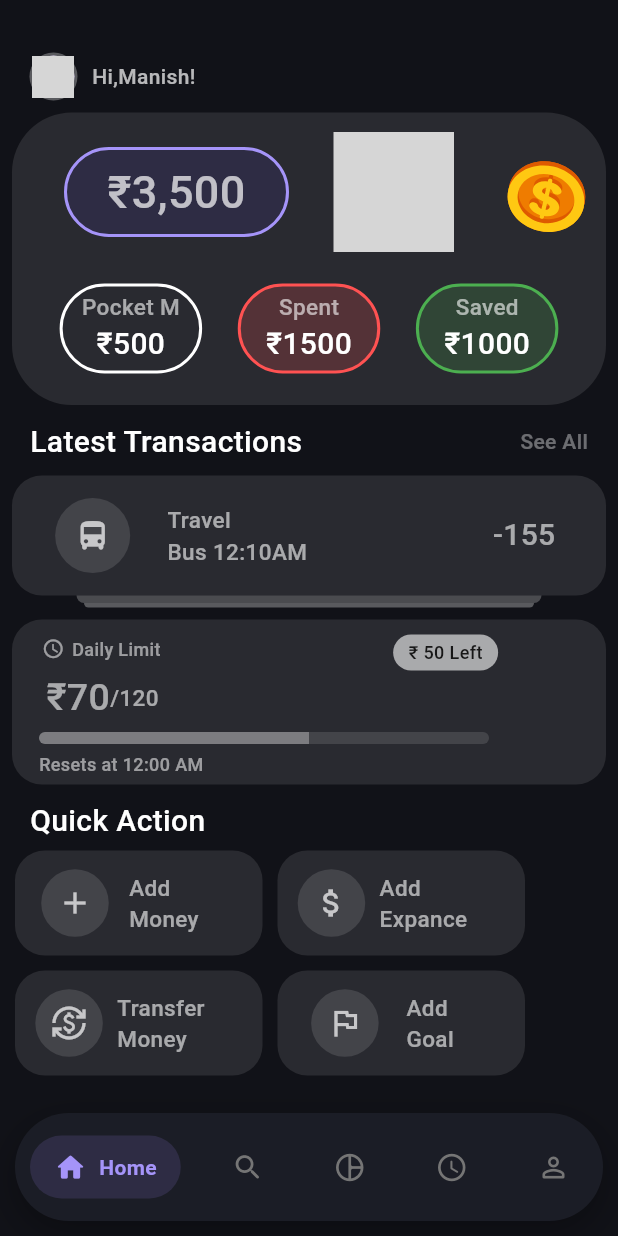
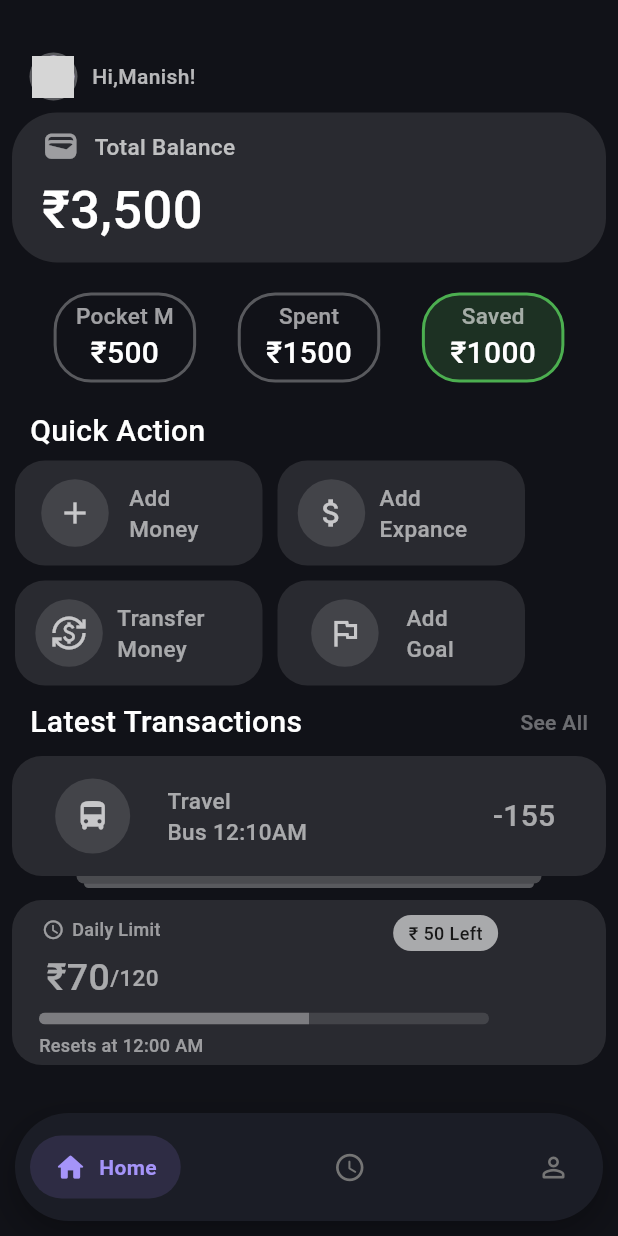
Before and after one commit to kumarmanish24-tech/MYPOCKET1, a Flutter app: the screen it shows after launch, on a phone screen of 412 x 824 dp. Run offline on Flutter 3.47's test engine with Material 3 defaults, Android fonts, the phone set to English and light mode, and no system bars; our stand-ins replace lottie; network calls fail; grey boxes are pictures that could not be loaded.

Commit message:
update home page add Total Balance

```diff
--- a/lib/ui/home.dart
+++ b/lib/ui/home.dart
@@ -17,8 +17,8 @@ class _FloatingNavBarScreenState extends State<FloatingNavBarScreen> {
   // Icons matching your image layout
   final List<NavItemData> _navItems = [
     NavItemData(icon: Icons.home_rounded, label: 'Home'),
-    NavItemData(icon: Icons.search_rounded, label: 'Search'),
-    NavItemData(icon: Icons.pie_chart_outline_rounded, label: 'Stats'),
+
+    // NavItemData(icon: Icons.pie_chart_outline_rounded, label: 'Stats'),
     NavItemData(icon: Icons.access_time_rounded, label: 'History'),
     NavItemData(icon: Icons.person_outline_rounded, label: 'Profile'),
   ];
@@ -27,8 +27,8 @@ class _FloatingNavBarScreenState extends State<FloatingNavBarScreen> {
   final List<Widget> _pages = const [
     homeui(),
     Center(child: Text('Search Screen', style: TextStyle(color: Colors.white, fontSize: 20))),
-    Center(child: Text('Stats Screen', style: TextStyle(color: Colors.white, fontSize: 20))),
-    Center(child: Text('History Screen', style: TextStyle(color: Colors.white, fontSize: 20))),
+
+    // Center(child: Text('History Screen', style: TextStyle(color: Colors.white, fontSize: 20))),
     Center(child: Text('Profile Screen', style: TextStyle(color: Colors.white, fontSize: 20))),
   ];
 
@@ -194,75 +194,49 @@ class _homeuiState extends State<homeui> {
               padding: const EdgeInsets.only(left: 8.0,right: 8,top: 5),
               child: Container(
                 width: double.infinity,
-                height: 195,
+                height: 100,
                 decoration: BoxDecoration(
                   color: Colors.white10, // Note: Color must be inside BoxDecoration when using decoration
 
-                  borderRadius: BorderRadius.circular(40.0), // Adjust the double value for more/less curve
+                  borderRadius: BorderRadius.circular(30.0), // Adjust the double value for more/less curve
                 ),
-                child: Column(mainAxisAlignment: MainAxisAlignment.spaceEvenly,
+                child: Column(mainAxisAlignment: MainAxisAlignment.center,
+                  crossAxisAlignment: CrossAxisAlignment.start,
                   children: [
-                    Row(mainAxisAlignment: MainAxisAlignment.spaceBetween,
+                    SizedBox(
+                      height: 80,
+                      child: Column(
                         children: [
-                        SizedBox(width: 5,),
-                        Padding(
-                          padding: const EdgeInsets.all(8.0),
-                          child: Container(
-                            width: 150,
-                            height: 60,
-                            decoration: BoxDecoration(
-                              // color: Color(0xFFA594F9),
-                              gradient: LinearGradient(
-                                colors: [Color(0xFF2E2C44), Color(0xFF2E2C44)], // Starting and ending colors
-                                begin: Alignment.topLeft,             // Gradient start point
-                                end: Alignment.bottomRight,           // Gradient end point
+                          Row(
+                            children: [
+                              SizedBox(width: 20,),
+                              Icon(Icons.wallet,color: Colors.white54,size: 25,),
+                              SizedBox(width: 10,),
+                              Text("Total Balance",style: TextStyle(fontWeight: FontWeight.w500,color: Colors.white70,fontSize: 15),),
+                            ],
                           ),
+                          SizedBox(height: 5,),
+                          Row(
+                            children: [
+                              SizedBox(width: 20,),
+                              Text("₹3,500",style: TextStyle(fontWeight: FontWeight.w500,color: Colors.white,fontSize: 35),),
+                            ],
+                          )
+                        ],
+                      ),
+                    )
 
-                              border: Border.all(
-                                color: Color(0xFFA594F9), // Border color
-                                width: 2.0,         // Border width
-                                style: BorderStyle.solid,
-                              ),
-                              // Note: Color must be inside BoxDecoration when using decoration
 
-                              borderRadius: BorderRadius.circular(40.0), // Adjust the double value for more/less curve
-                            ),
-                            child:Column(crossAxisAlignment: CrossAxisAlignment.center,
-                              mainAxisAlignment: MainAxisAlignment.center,
-                              children: [
 
-                                Center(child: Text("₹3,500",style: TextStyle(fontWeight: FontWeight.w500,color: Colors.white70,fontSize: 30),)),
 
-                              ],
+
+                  ]
                 ),
               ),
             ),
-                        SizedBox(
-                          height: 80,
-                          width: 80,
-                          child: Lottie.asset(
-                            'asset/lottiefile/3D Money Icon.json',
-                            width: 200,
-                            height: 200,
-                            fit: BoxFit.fill,
-                          ),
-                        ),
-                        SizedBox(
-                          height: 80,
-                          width: 80,
-                          child: Lottie.asset(
-                            'asset/lottiefile/Fake 3D vector coin.json',
-                            width: 200,
-                            height: 200,
-                            fit: BoxFit.fill,
-                          ),
-                        ),
-
-                      ],
-                    ),
 
             Padding(
-                      padding: const EdgeInsets.all(8.0),
+              padding: const EdgeInsets.only(left: 8.0,right: 8,top: 20,bottom: 8),
               child: Row(mainAxisAlignment: MainAxisAlignment.spaceEvenly,
                 children: [
                   Container(
@@ -271,10 +245,10 @@ class _homeuiState extends State<homeui> {
                     decoration: BoxDecoration(
                       // color: Colors.white30, // Note: Color must be inside BoxDecoration when using decoration
 
-                              borderRadius: BorderRadius.circular(40.0),
+                      borderRadius: BorderRadius.circular(25.0),
 
                       border: Border.all(
-                                color: Colors.white, // Border color
+                        color: Colors.white30, // Border color
                         width: 2.0,         // Border width
                         style: BorderStyle.solid,
                       ),// Adjust the double value for more/less curve
@@ -296,11 +270,11 @@ class _homeuiState extends State<homeui> {
                     decoration: BoxDecoration(
                       // color: Colors.white30, // Note: Color must be inside BoxDecoration when using decoration
 
-                              borderRadius: BorderRadius.circular(40.0),
-                              color: Colors.redAccent.withOpacity(0.2),
+                      borderRadius: BorderRadius.circular(25.0),
+
 
                       border: Border.all(
-                                color: Colors.redAccent, // Border color
+                        color: Colors.white30, // Border color
                         width: 2.0,         // Border width
                         style: BorderStyle.solid,
                       ),// Adjust the double value for more/less curve
@@ -322,7 +296,7 @@ class _homeuiState extends State<homeui> {
                     decoration: BoxDecoration(
                       // color: Colors.white30, // Note: Color must be inside BoxDecoration when using decoration
 
-                              borderRadius: BorderRadius.circular(40.0),
+                      borderRadius: BorderRadius.circular(25.0),
                       color: Colors.green.withOpacity(0.2),
 
                       border: Border.all(
@@ -347,10 +321,90 @@ class _homeuiState extends State<homeui> {
               ),
             ),
 
-                  ]
+            Padding(
+              padding: const EdgeInsets.only(left:20,right: 20,top: 10),
+              child: Row(mainAxisAlignment: MainAxisAlignment.spaceBetween,
+                children: [
+                  Text("Quick Action",style: TextStyle(fontWeight: FontWeight.w500,color: Colors.white,fontSize: 20),),
+                  SizedBox(width: 130,),
+                  GestureDetector(
+                    child:  Text("",style: TextStyle(fontWeight: FontWeight.w500,color: Colors.white38),),
+
+                  )
+
+                ],
+              ),
+            ),
+
+            Row(
+              children: [
+                Padding(
+                  padding: const EdgeInsets.only(left: 10,top: 5),
+                  child: Container(
+                      width: 165,
+                      height: 70,
+                      decoration: BoxDecoration(
+                        color: Colors.white10, // Note: Color must be inside BoxDecoration when using decoration
+
+                        borderRadius: BorderRadius.circular(20.0), // Adjust the double value for more/less curve
+                      ),
+                      child: CustomContainericon(icon: Icon(Icons.add,color: Colors.white70,), t1: "Add", t2: "Money",)
+                  ),
+
+                ),
+                GestureDetector(
+                  onTap: (){
+
+                    _showBottomSheet2(context);
+
+                  },
+                  child: Padding(
+                    padding: const EdgeInsets.only(left: 10,top: 5),
+                    child: Container(
+                      width: 165,
+                      height: 70,
+                      decoration: BoxDecoration(
+                        color: Colors.white10, // Note: Color must be inside BoxDecoration when using decoration
+
+                        borderRadius: BorderRadius.circular(20.0), // Adjust the double value for more/less curve
+                      ),
+                      child:CustomContainericon(icon: Icon(Icons.attach_money,color: Colors.white70,), t1: "Add", t2: "Expance",),
                     ),
                   ),
                 ),
+              ],
+            ),
+            Row(
+              children: [
+                Padding(
+                  padding: const EdgeInsets.only(left: 10,top: 10),
+                  child: Container(
+                    width: 165,
+                    height: 70,
+                    decoration: BoxDecoration(
+                      color: Colors.white10, // Note: Color must be inside BoxDecoration when using decoration
+
+                      borderRadius: BorderRadius.circular(20.0), // Adjust the double value for more/less curve
+                    ),
+                    child: CustomContainericon(icon: Icon(Icons.currency_exchange,color: Colors.white70,), t1: "Transfer", t2: "Money",),
+                  ),
+                ),
+                Padding(
+                  padding: const EdgeInsets.only(left: 10,top: 10),
+                  child: Container(
+                    width: 165,
+                    height: 70,
+                    decoration: BoxDecoration(
+                      color: Colors.white10, // Note: Color must be inside BoxDecoration when using decoration
+
+                      borderRadius: BorderRadius.circular(20.0), // Adjust the double value for more/less curve
+                    ),
+                    child: CustomContainericon(icon: Icon(Icons.flag_outlined,color: Colors.white70,), t1: "Add", t2: "Goal",),
+                  ),
+                ),
+              ],
+            ),
+
 
             Padding(
               padding: const EdgeInsets.only(left:20,right: 20,top: 10),
@@ -570,89 +624,6 @@ class _homeuiState extends State<homeui> {
               ),
             ),
 
-            Padding(
-              padding: const EdgeInsets.only(left:20,right: 20,top: 10),
-              child: Row(mainAxisAlignment: MainAxisAlignment.spaceBetween,
-                children: [
-                  Text("Quick Action",style: TextStyle(fontWeight: FontWeight.w500,color: Colors.white,fontSize: 20),),
-                  SizedBox(width: 130,),
-                  GestureDetector(
-                    child:  Text("",style: TextStyle(fontWeight: FontWeight.w500,color: Colors.white38),),
-
-                  )
-
-                ],
-              ),
-            ),
-
-            Row(
-              children: [
-                Padding(
-                  padding: const EdgeInsets.only(left: 10,top: 5),
-                  child: Container(
-                      width: 165,
-                      height: 70,
-                    decoration: BoxDecoration(
-                      color: Colors.white10, // Note: Color must be inside BoxDecoration when using decoration
-
-                      borderRadius: BorderRadius.circular(20.0), // Adjust the double value for more/less curve
-                    ),
-                    child: CustomContainericon(icon: Icon(Icons.add,color: Colors.white70,), t1: "Add", t2: "Money",)
-                  ),
-
-                ),
-                GestureDetector(
-                  onTap: (){
-
-                    _showBottomSheet2(context);
-
-                  },
-                  child: Padding(
-                    padding: const EdgeInsets.only(left: 10,top: 5),
-                    child: Container(
-                      width: 165,
-                      height: 70,
-                      decoration: BoxDecoration(
-                        color: Colors.white10, // Note: Color must be inside BoxDecoration when using decoration
-
-                        borderRadius: BorderRadius.circular(20.0), // Adjust the double value for more/less curve
-                      ),
-                      child:CustomContainericon(icon: Icon(Icons.attach_money,color: Colors.white70,), t1: "Add", t2: "Expance",),
-                    ),
-                  ),
-                ),
-              ],
-            ),
-            Row(
-              children: [
-                Padding(
-                  padding: const EdgeInsets.only(left: 10,top: 10),
-                  child: Container(
-                    width: 165,
-                    height: 70,
-                    decoration: BoxDecoration(
-                      color: Colors.white10, // Note: Color must be inside BoxDecoration when using decoration
-
-                      borderRadius: BorderRadius.circular(20.0), // Adjust the double value for more/less curve
-                    ),
-                    child: CustomContainericon(icon: Icon(Icons.currency_exchange,color: Colors.white70,), t1: "Transfer", t2: "Money",),
-                  ),
-                ),
-                Padding(
-                  padding: const EdgeInsets.only(left: 10,top: 10),
-                  child: Container(
-                    width: 165,
-                    height: 70,
-                    decoration: BoxDecoration(
-                      color: Colors.white10, // Note: Color must be inside BoxDecoration when using decoration
-
-                      borderRadius: BorderRadius.circular(20.0), // Adjust the double value for more/less curve
-                    ),
-                    child: CustomContainericon(icon: Icon(Icons.flag_outlined,color: Colors.white70,), t1: "Add", t2: "Goal",),
-                  ),
-                ),
-              ],
-            ),
 
 
           ],
```
Lines whose indentation alone changed are shown as unchanged.
